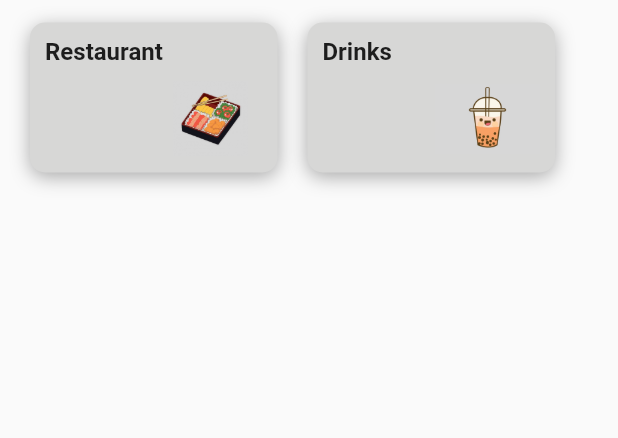
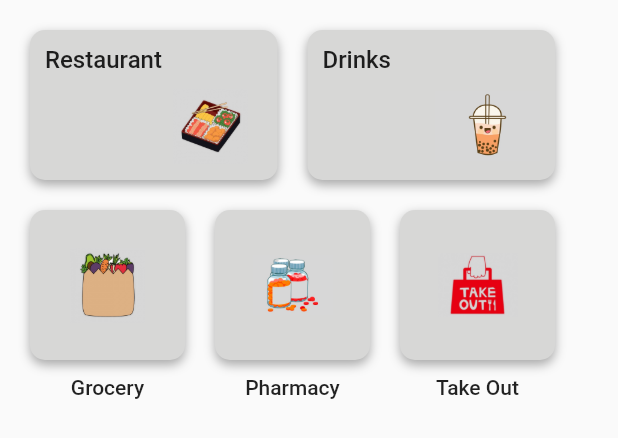
Before and after one commit to kevint259/kuai_eats_app, a Flutter app: the Body widget shown alone on an empty page, opened directly, on a phone screen of 412 x 824 dp. Shown: the top 438 px of the screen. Run offline on Flutter 3.47's test engine with Material 2 defaults, Android fonts, the light colour scheme and no system bars; our stand-ins replace firebase_auth, firebase_core, flutter_bloc, form_field_validator, google_fonts; accounts and stored records are empty.

Commit message:
Added the grocery pictures

```diff
--- /dev/null
+++ b/lib/utilities/cards/restaurants.dart
@@ -0,0 +1,16 @@
+
+import 'package:flutter/material.dart';
+
+class RestaurantCard extends StatelessWidget {
+  const RestaurantCard({ Key? key }) : super(key: key);
+
+  @override
+  Widget build(BuildContext context) {
+    return InkWell(
+      onTap: () {},
+      child: Container(
+
+      ),
+    );
+  }
+}
--- /dev/null
+++ b/lib/utilities/cards/store_pic.dart
@@ -0,0 +1,33 @@
+
+import 'package:flutter/material.dart';
+
+class StorePic extends StatelessWidget {
+  final String image;
+  const StorePic({ Key? key, required this.image }) : super(key: key);
+
+
+  @override
+  Widget build(BuildContext context) {
+    return InkWell(
+      onTap: () {},
+      child: Container(
+        height: 100,
+        width: 310/3,
+        margin: const EdgeInsets.symmetric(horizontal: 10),
+        padding: const EdgeInsets.all(25),
+        child: Image.asset(image),
+        decoration: BoxDecoration(
+          color: const Color(0xFFD7D7D6),
+          borderRadius: BorderRadius.circular(10),
+          boxShadow: const [
+            BoxShadow(
+              offset: Offset(0, 3),
+              blurRadius: 5,
+              color: Color(0xFFA9A9A9),
+            )
+          ]
+        ),
+      ),
+    );
+  }
+}
--- /dev/null
+++ b/lib/utilities/cards/store_text.dart
@@ -0,0 +1,22 @@
+
+import 'package:flutter/material.dart';
+
+class StoreText extends StatelessWidget {
+  final String title;
+  const StoreText({ Key? key, required this.title }) : super(key: key);
+
+
+  @override
+  Widget build(BuildContext context) {
+    return Container(
+      height: 20,
+      width: 310/3,
+      margin: const EdgeInsets.symmetric(horizontal: 10),
+      child: Text(title,
+      textAlign: TextAlign.center,
+      style: TextStyle(
+        fontWeight: FontWeight.w500
+      ),),
+    );
+  }
+}
--- a/lib/utilities/cards/stores.dart
+++ b/lib/utilities/cards/stores.dart
@@ -28,7 +28,7 @@ class StoreCard extends StatelessWidget {
           boxShadow: const [
             BoxShadow(
               offset: Offset(0, 3),
-              blurRadius: 10,
+              blurRadius: 5,
               color: Color(0xFFA9A9A9),
             )
           ]
@@ -40,7 +40,7 @@ class StoreCard extends StatelessWidget {
             Text(title,
             style: GoogleFonts.roboto(
               fontSize: 16,
-              fontWeight: FontWeight.bold,
+              fontWeight: FontWeight.w500,
             ),),
 
             const SizedBox(height: 10,),
--- a/lib/views/home/body.dart
+++ b/lib/views/home/body.dart
@@ -1,4 +1,6 @@
 import 'package:flutter/material.dart';
+import 'package:foodapp/utilities/cards/store_pic.dart';
+import 'package:foodapp/utilities/cards/store_text.dart';
 import 'package:foodapp/utilities/cards/stores.dart';
 
 class Body extends StatelessWidget {
@@ -9,13 +11,31 @@ class Body extends StatelessWidget {
     return Column(
       children: <Widget>[
         Padding(
-          padding: const EdgeInsets.symmetric(horizontal:10, vertical: 15),
+          padding: const EdgeInsets.fromLTRB(10, 20, 10, 20),
           child: Row(
             children: const [
               StoreCard(image: 'assets/images/restaurant.jpg', title: 'Restaurant',),
               StoreCard(image: 'assets/images/drinks.jpg', title: 'Drinks',)
             ],),
         ),
+          Padding(
+            padding: const EdgeInsets.fromLTRB(10, 0, 0, 10),
+            child: Row(
+              children: const [
+                StorePic(image: "assets/images/grocery_bag.jpg",),
+                StorePic(image: "assets/images/pharmacy.jpg",),
+                StorePic(image: "assets/images/take_out.jpg",),
+              ],),
+          ),
+          Padding(
+            padding: const EdgeInsets.fromLTRB(10, 0, 0, 10),
+            child: Row(
+              children: const [
+                StoreText(title: "Grocery"),
+                StoreText(title: "Pharmacy"),
+                StoreText(title: "Take Out"),
+              ],),
+          )
       ],
     );
   }
```
Also changed, not shown: assets/images/grocery_bag.jpg (added), assets/images/pharmacy.jpg (added), assets/images/take_out.jpg (added).
